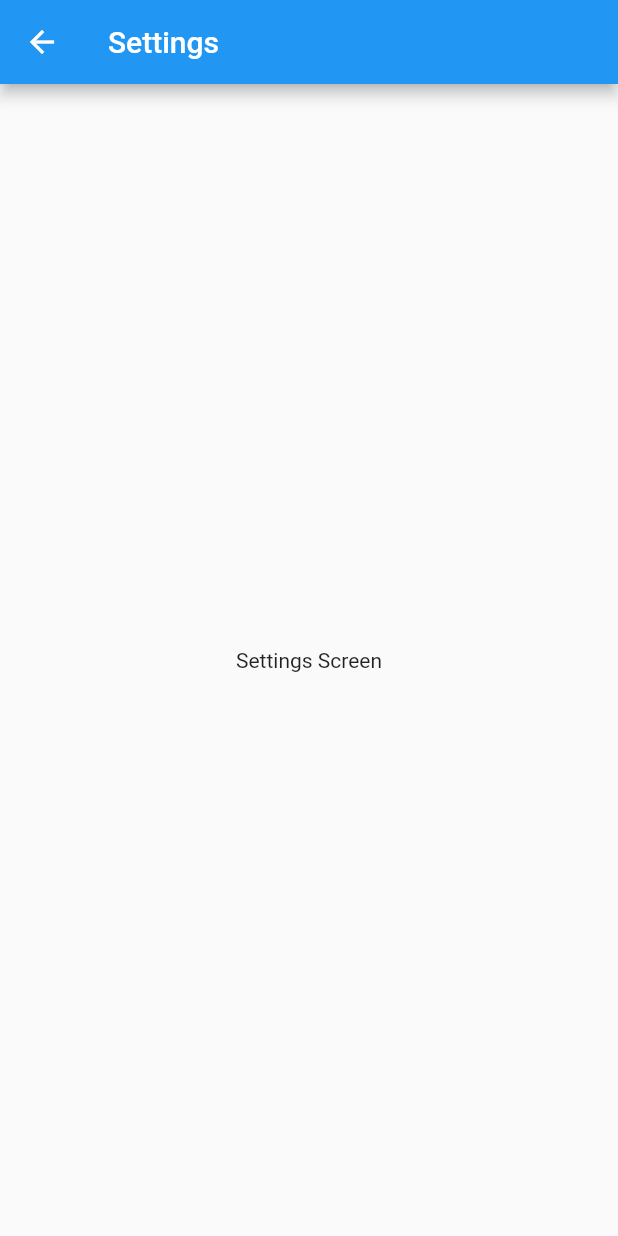
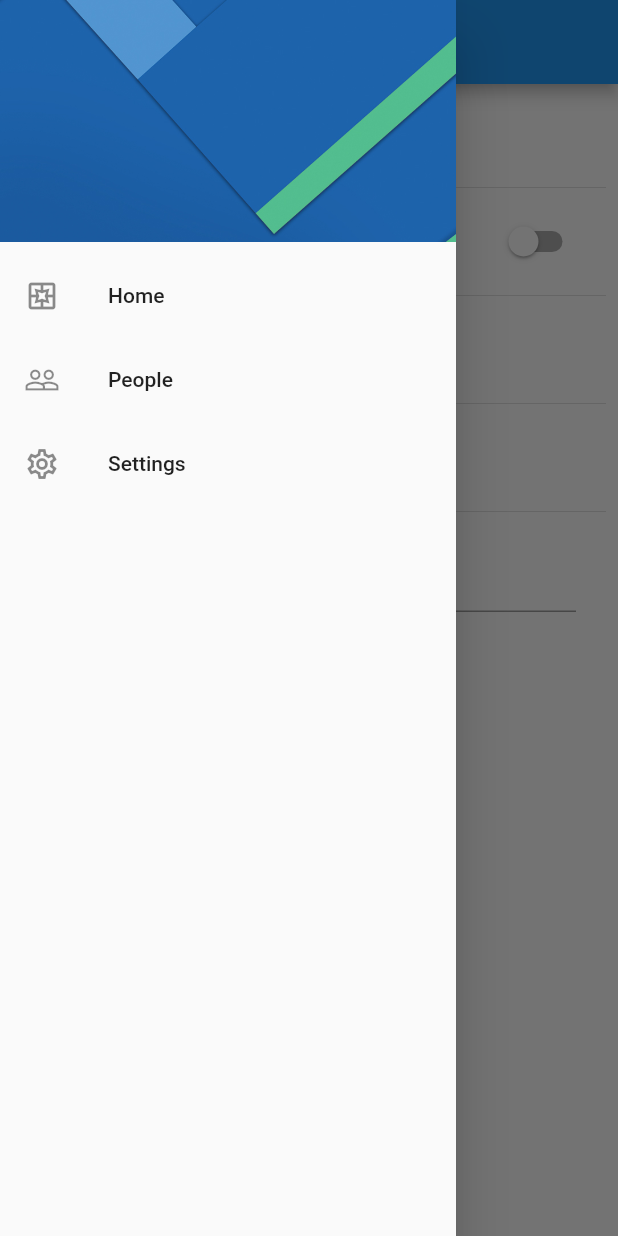
Before and after one commit to 4l3x31s/preferences-app, a Flutter app: the SettingsScreen screen opened by its route, with the side drawer open (before the commit the screen has no drawer), on a phone screen of 412 x 824 dp. Run offline on Flutter 3.47's test engine with Material 2 defaults, Android fonts, the phone set to English and light mode, and no system bars; our stand-ins replace shared_preferences; accounts and stored records are empty.

```diff
--- a/lib/screens/settings_screen.dart
+++ b/lib/screens/settings_screen.dart
@@ -1,20 +1,91 @@
 import 'package:flutter/material.dart';
+import 'package:preferences_app/share_preferences/preferences.dart';
+import 'package:preferences_app/widgets/widgets.dart';
 
 
-class SettingsScreen extends StatelessWidget {
+class SettingsScreen extends StatefulWidget {
   static const String routerName = 'Settings';
 
   const SettingsScreen({Key? key}) : super(key: key);
 
+  @override
+  State<SettingsScreen> createState() => _SettingsScreenState();
+}
+
+class _SettingsScreenState extends State<SettingsScreen> {
+  /*bool isDarkmode = false;
+  int gender = 1;
+  String name = 'Pedro';*/
   @override
   Widget build(BuildContext context) {
     return Scaffold(
       appBar: AppBar(
         title: Text('Settings'),
       ),
-      body: Center(
-        child: Text('Settings Screen'),
-     ),
+      drawer: const SideMenu(),
+      body: Padding(
+        padding: const EdgeInsets.all(8.0),
+        child: SingleChildScrollView(
+          child: Column(
+            crossAxisAlignment: CrossAxisAlignment.start,
+            children: [
+              const Text('Ajustes', style: TextStyle(fontSize: 45, fontWeight: FontWeight.w300),),
+              const Divider(),
+              SwitchListTile.adaptive(
+                value: Preferences.isDarkmode,
+                title: const Text('Darkmode'),
+                onChanged: ( value ) {
+                  Preferences.isDarkmode= value;
+                  setState(() {
+
+                  });
+                },
+              ),
+              const Divider(),
+              RadioListTile<int>(
+                value: 1,
+                groupValue: Preferences.gender,
+                title: const Text('Masculino'),
+                onChanged: ( value ) {
+                  Preferences.gender = value ?? 1;
+                  setState(() {
+
+                  });
+                }
+              ),
+              const Divider(),
+              RadioListTile<int>(
+                value: 2,
+                groupValue: Preferences.gender,
+                title: const Text('Femenino'),
+                onChanged: ( value ) {
+                  Preferences.gender = value ?? 2;
+                  setState(() {
+
+                  });
+                }
+              ),
+              const Divider(),
+              Padding(
+                padding: const EdgeInsets.symmetric(horizontal: 20),
+                child: TextFormField(
+                  initialValue: Preferences.name,
+                  onChanged: (value) {
+                    Preferences.name = value;
+                    setState(() {
+
+                    });
+                  },
+                  decoration:  const InputDecoration(
+                    labelText: 'Nombre',
+                    helperText: 'Nombre del usuario',
+                  ),
+                ),
+              )
+            ],
+          )
+        ),
+      )
    );
   }
 }
--- /dev/null
+++ b/lib/share_preferences/preferences.dart
@@ -0,0 +1,35 @@
+import 'package:shared_preferences/shared_preferences.dart';
+
+class Preferences {
+  static late SharedPreferences _prefs;
+  //  final prefs = await SharedPreferences.getInstance();
+  static String _name = '';
+  static bool _isDarkmode = false;
+  static int _gender = 1;
+
+  static Future init() async {
+    _prefs = await SharedPreferences.getInstance();
+  }
+  static String get name {
+    return _prefs.getString('name') ?? _name;
+  }
+  static set name(String name){
+    _name = name;
+    _prefs.setString('name', name);
+  }
+
+  static bool get isDarkmode {
+    return _prefs.getBool('isDarkmode') ?? _isDarkmode;
+  }
+  static set isDarkmode(bool isDarkmode){
+    _isDarkmode = isDarkmode;
+    _prefs.setBool('isDarkmode', isDarkmode);
+  }
+  static int get gender {
+    return _prefs.getInt('gender') ?? _gender;
+  }
+  static set gender(int gender){
+    _gender = gender;
+    _prefs.setInt('gender', gender);
+  }
+}
--- /dev/null
+++ b/lib/widgets/side_menu.dart
@@ -0,0 +1,61 @@
+import 'package:flutter/material.dart';
+import 'package:preferences_app/screens/screens.dart';
+
+class SideMenu extends StatelessWidget {
+  const SideMenu({Key? key}) : super(key: key);
+
+  @override
+  Widget build(BuildContext context) {
+    return Drawer(
+      child: ListView(
+        padding: EdgeInsets.zero,
+        children: [
+          _DrawerHeader(),
+          ListTile(
+            leading: Icon(Icons.pages_outlined),
+            title: Text('Home'),
+            onTap: () {
+              //Navigator.pop(context);
+              Navigator.pop(context);
+              Navigator.pushReplacementNamed(context, HomeScreen.routerName);
+            },
+          ),
+          ListTile(
+            leading: Icon(Icons.people_outline),
+            title: Text('People'),
+            onTap: () {
+              //Navigator.pop(context);
+            },
+          ),
+          ListTile(
+            leading: Icon(Icons.settings_outlined),
+            title: Text('Settings'),
+            onTap: () {
+              Navigator.pop(context);
+              Navigator.pushReplacementNamed(context, SettingsScreen.routerName);
+            },
+          ),
+        ],
+      )
+    );
+  }
+}
+
+class _DrawerHeader extends StatelessWidget {
+  const _DrawerHeader({
+    Key? key,
+  }) : super(key: key);
+
+  @override
+  Widget build(BuildContext context) {
+    return DrawerHeader(
+      child: Container(),
+      decoration: BoxDecoration(
+        image: DecorationImage(
+          image: AssetImage('assets/menu-img.jpg'),
+          fit: BoxFit.cover
+        ),
+      ),
+    );
+  }
+}
--- /dev/null
+++ b/lib/widgets/widgets.dart
@@ -0,0 +1 @@
+export 'package:preferences_app/widgets/side_menu.dart';
```
Also changed, not shown: lib/main.dart (+7 -1 lines), lib/screens/home_screen.dart (+17 -3 lines), pubspec.yaml (+4 -6 lines), assets/menu-img.jpg (added), pubspec.lock, 1 other file.
